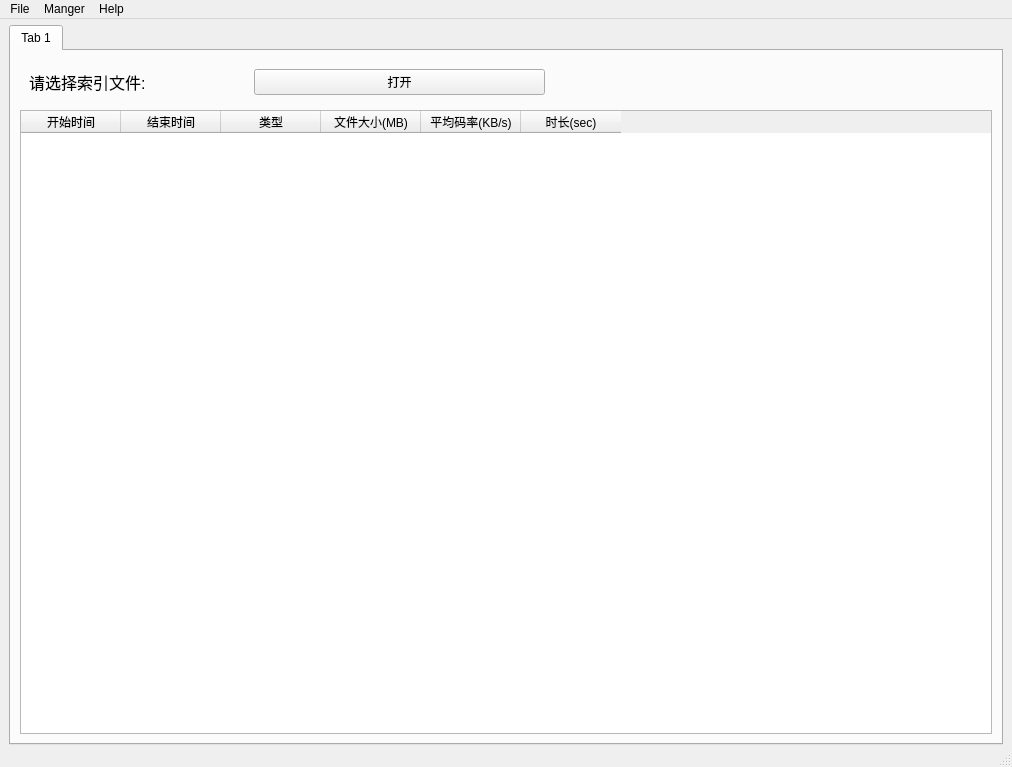
Old version of the form View/main_window/main.ui in the repository huguanghui/gm_tool.
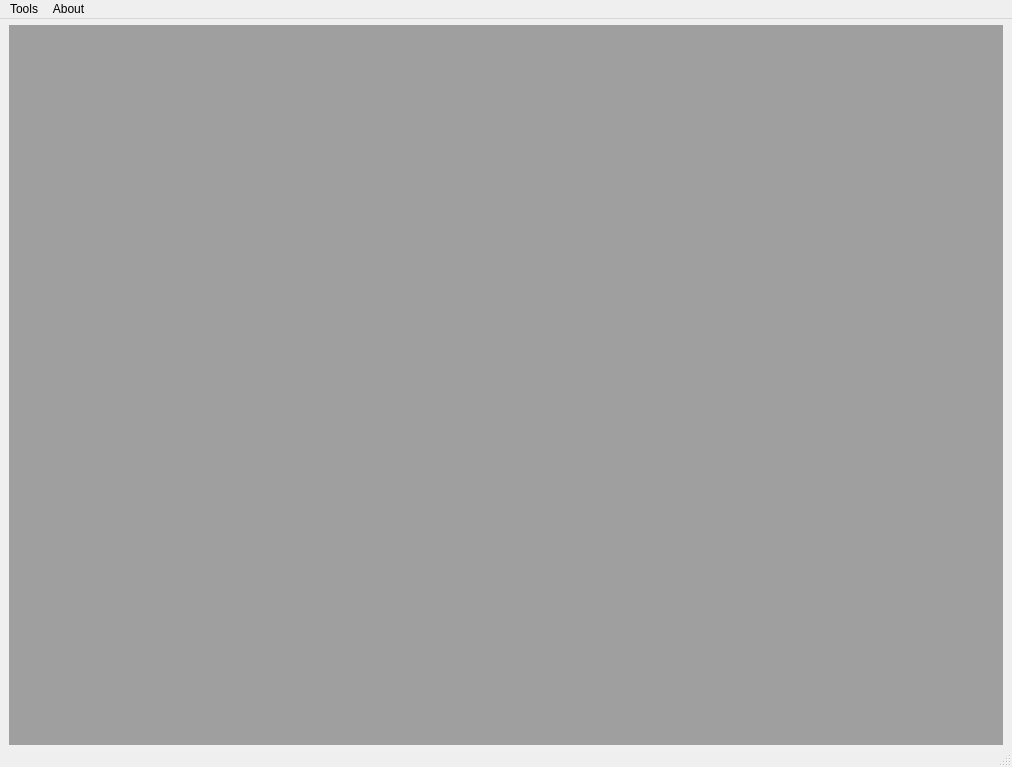
New version of the form.

```diff
--- a/View/main_window/main.ui
+++ b/View/main_window/main.ui
@@ -17,101 +17,15 @@
    <locale language="English" country="UnitedStates"/>
   </property>
   <widget class="QWidget" name="centralwidget">
-   <layout class="QVBoxLayout" name="verticalLayout">
+   <layout class="QGridLayout" name="gridLayout">
     <property name="topMargin">
      <number>6</number>
     </property>
     <property name="bottomMargin">
      <number>0</number>
     </property>
-    <item>
-     <widget class="QTabWidget" name="tabWidget">
-      <property name="currentIndex">
-       <number>0</number>
-      </property>
-      <widget class="QWidget" name="tab">
-       <attribute name="title">
-        <string>Tab 1</string>
-       </attribute>
-       <layout class="QVBoxLayout" name="verticalLayout_3">
-        <item>
-         <widget class="QWidget" name="widget" native="true">
-          <layout class="QHBoxLayout" name="horizontalLayout" stretch="3,4,6">
-           <item>
-            <widget class="QLabel" name="label">
-             <property name="font">
-              <font>
-               <pointsize>12</pointsize>
-              </font>
-             </property>
-             <property name="text">
-              <string>请选择索引文件:</string>
-             </property>
-            </widget>
-           </item>
-           <item>
-            <widget class="QPushButton" name="btn_open">
-             <property name="text">
-              <string>打开</string>
-             </property>
-            </widget>
-           </item>
-           <item>
-            <spacer name="horizontalSpacer">
-             <property name="orientation">
-              <enum>Qt::Horizontal</enum>
-             </property>
-             <property name="sizeHint" stdset="0">
-              <size>
-               <width>40</width>
-               <height>20</height>
-              </size>
-             </property>
-            </spacer>
-           </item>
-          </layout>
-         </widget>
-        </item>
-        <item>
-         <widget class="QTableWidget" name="tab_list">
-          <property name="enabled">
-           <bool>true</bool>
-          </property>
-          <column>
-           <property name="text">
-            <string>开始时间</string>
-           </property>
-          </column>
-          <column>
-           <property name="text">
-            <string>结束时间</string>
-           </property>
-          </column>
-          <column>
-           <property name="text">
-            <string>类型</string>
-           </property>
-          </column>
-          <column>
-           <property name="text">
-            <string>文件大小(MB)</string>
-           </property>
-          </column>
-          <column>
-           <property name="text">
-            <string>平均码率(KB/s)</string>
-           </property>
-          </column>
-          <column>
-           <property name="text">
-            <string>时长(sec)</string>
-           </property>
-          </column>
-         </widget>
-        </item>
-       </layout>
-      </widget>
-     </widget>
+    <item row="0" column="0">
+     <widget class="QMdiArea" name="mdiArea"/>
     </item>
    </layout>
   </widget>
@@ -127,40 +41,25 @@
    <property name="defaultUp">
     <bool>false</bool>
    </property>
-   <widget class="QMenu" name="menuFile">
+   <widget class="QMenu" name="menuFileTool">
     <property name="locale">
      <locale language="English" country="UnitedStates"/>
     </property>
     <property name="title">
-     <string>File</string>
+     <string>Tools</string>
     </property>
    </widget>
-   <widget class="QMenu" name="menuManger">
-    <property name="layoutDirection">
-     <enum>Qt::LeftToRight</enum>
-    </property>
-    <property name="autoFillBackground">
-     <bool>false</bool>
-    </property>
+   <widget class="QMenu" name="menuAbout">
     <property name="locale">
      <locale language="English" country="UnitedStates"/>
     </property>
     <property name="title">
-     <string>Manger</string>
-    </property>
-   </widget>
-   <widget class="QMenu" name="menuHelp">
-    <property name="locale">
-     <locale language="English" country="UnitedStates"/>
-    </property>
-    <property name="title">
-     <string>Help</string>
+     <string>About</string>
     </property>
     <addaction name="actionVersion"/>
    </widget>
-   <addaction name="menuFile"/>
-   <addaction name="menuManger"/>
-   <addaction name="menuHelp"/>
+   <addaction name="menuFileTool"/>
+   <addaction name="menuAbout"/>
   </widget>
   <widget class="QStatusBar" name="status_bar"/>
   <action name="actionVersion">
```
Left out of the diff: 8 changed lines with no effect on the pictures.
